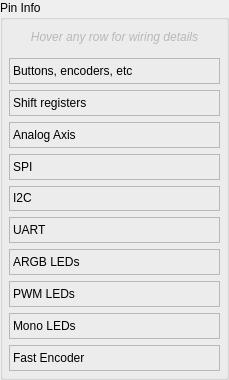
This is src/widgets/pins/pintypehelper.ui in anpeaco/FreeJoyXConfiguratorQt as Qt 5 draws it before an edit. The edited form follows.
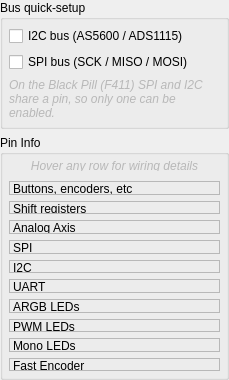
This is the edited form. Icons and pictures are not drawn.

Commit message: pins: bus quick-setup toggles + unified remap-confirmation dialog with dry-run

Diff of the .ui file:
```diff
--- a/src/widgets/pins/pintypehelper.ui
+++ b/src/widgets/pins/pintypehelper.ui
@@ -26,6 +26,60 @@
    <property name="bottomMargin">
     <number>0</number>
    </property>
+   <item>
+    <widget class="QGroupBox" name="groupBox_busSetup">
+     <property name="title">
+      <string>Bus quick-setup</string>
+     </property>
+     <layout class="QVBoxLayout" name="verticalLayout_busSetup">
+      <property name="leftMargin">
+       <number>6</number>
+      </property>
+      <property name="topMargin">
+       <number>6</number>
+      </property>
+      <property name="rightMargin">
+       <number>6</number>
+      </property>
+      <property name="bottomMargin">
+       <number>6</number>
+      </property>
+      <item>
+       <widget class="QCheckBox" name="checkBox_i2cBus">
+        <property name="toolTip">
+         <string>Assign the I2C bus pins (SCL + SDA) in one click for AS5600 / ADS1115 sensors. Uncheck to release them.</string>
+        </property>
+        <property name="text">
+         <string>I2C bus (AS5600 / ADS1115)</string>
+        </property>
+       </widget>
+      </item>
+      <item>
+       <widget class="QCheckBox" name="checkBox_spiBus">
+        <property name="toolTip">
+         <string>Assign the SPI bus pins (SCK + MISO + MOSI). Normally claimed automatically when you pick an SPI sensor's chip-select.</string>
+        </property>
+        <property name="text">
+         <string>SPI bus (SCK / MISO / MOSI)</string>
+        </property>
+       </widget>
+      </item>
+      <item>
+       <widget class="QLabel" name="label_busHint">
+        <property name="styleSheet">
+         <string notr="true">color: palette(mid); font-style: italic;</string>
+        </property>
+        <property name="text">
+         <string>On the Black Pill (F411) SPI and I2C share a pin, so only one can be enabled.</string>
+        </property>
+        <property name="wordWrap">
+         <bool>true</bool>
+        </property>
+       </widget>
+      </item>
+     </layout>
+    </widget>
+   </item>
    <item>
     <widget class="QGroupBox" name="groupBox">
      <property name="toolTip">
```
The commit also changes 13 other files.
